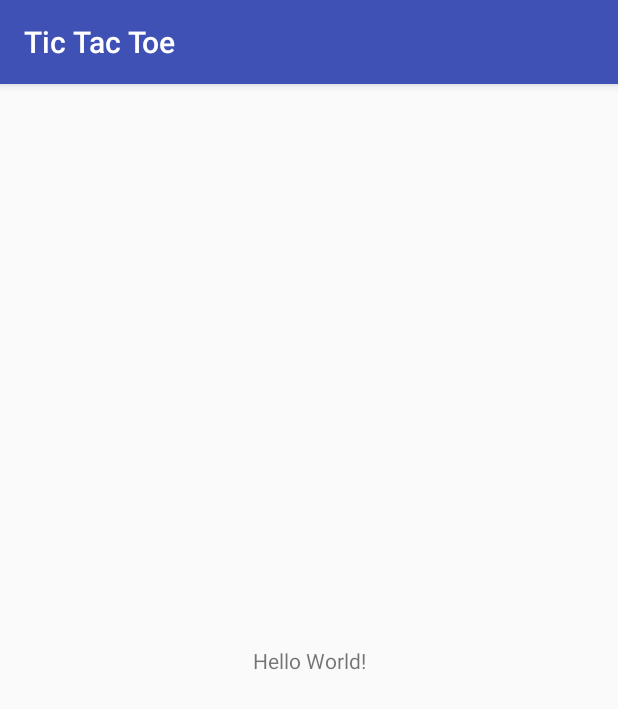
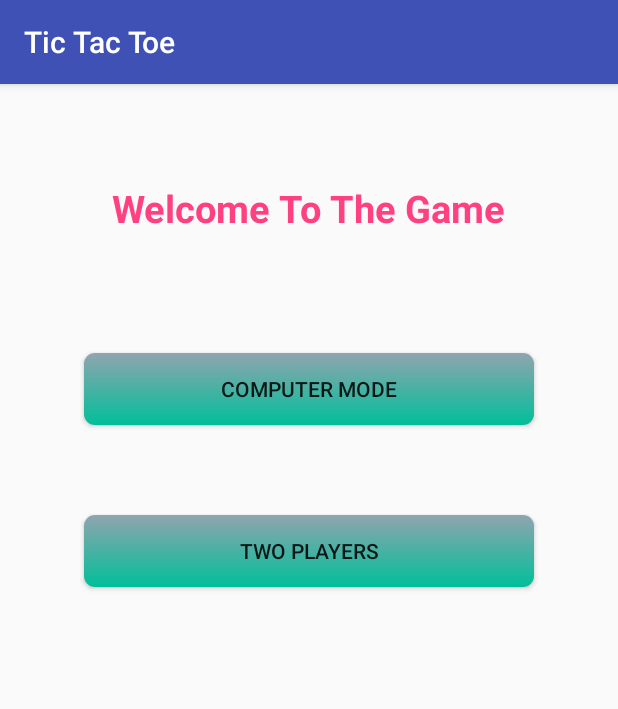
Before and after one commit to Johnsonnyaanga/anndela_tic_tac_toe, an Android app: the screen it shows after launch (MainActivity), on a phone screen of 412 x 824 dp. Shown: the top 709 px of the screen. Run offline under Robolectric (Android 15) with nearby library versions, the phone set to English and light mode, and no system bars.

Commit message:
xml layout for main activity layershape

```diff
--- /dev/null
+++ b/app/src/main/res/drawable/layershape.xml
@@ -0,0 +1,16 @@
+<?xml version="1.0" encoding="utf-8"?>
+<shape xmlns:android="http://schemas.android.com/apk/res/android"
+    android:shape="rectangle"
+    >
+
+    <gradient
+        android:startColor="#90A4AE"
+        android:endColor="#00BF9A"
+        android:angle="270"/>
+
+    <corners
+        android:bottomRightRadius="7dp"
+        android:bottomLeftRadius="7dp"
+        android:topLeftRadius="7dp"
+        android:topRightRadius="7dp"/>
+</shape>
--- a/app/src/main/res/layout/activity_main.xml
+++ b/app/src/main/res/layout/activity_main.xml
@@ -1,6 +1,6 @@
 <?xml version="1.0" encoding="utf-8"?>
-<android.support.constraint.ConstraintLayout xmlns:android="http://schemas.android.com/apk/res/android"
-    xmlns:app="http://schemas.android.com/apk/res-auto"
+
+<RelativeLayout xmlns:android="http://schemas.android.com/apk/res/android"
     xmlns:tools="http://schemas.android.com/tools"
     android:layout_width="match_parent"
     android:layout_height="match_parent"
@@ -9,10 +9,34 @@
     <TextView
         android:layout_width="wrap_content"
         android:layout_height="wrap_content"
-        android:text="Hello World!"
-        app:layout_constraintBottom_toBottomOf="parent"
-        app:layout_constraintLeft_toLeftOf="parent"
-        app:layout_constraintRight_toRightOf="parent"
-        app:layout_constraintTop_toTopOf="parent" />
+        android:layout_alignParentTop="true"
+        android:layout_centerHorizontal="true"
+        android:layout_marginTop="65dp"
+        android:text="Welcome To The Game"
+        android:textAlignment="center"
+        android:textAppearance="@style/Base.TextAppearance.AppCompat.Large.Inverse"
+        android:textSize="25sp"
+        android:textStyle="bold"
+        android:fontFamily="sans-serif"
+        android:textColor="@color/colorAccent"/>
 
-</android.support.constraint.ConstraintLayout>
+    <Button
+        android:id="@+id/computer"
+        android:layout_width="300dp"
+        android:layout_height="wrap_content"
+        android:layout_alignParentTop="true"
+        android:layout_centerHorizontal="true"
+        android:layout_marginTop="179dp"
+        android:background="@drawable/layershape"
+        android:text="@string/computer_mode" />
+
+    <Button
+        android:id="@+id/play"
+        android:layout_width="300dp"
+        android:layout_height="wrap_content"
+        android:layout_below="@+id/computer"
+        android:layout_centerHorizontal="true"
+        android:layout_marginTop="60dp"
+        android:background="@drawable/layershape"
+        android:text="@string/two_players" />
+</RelativeLayout>
--- a/app/src/main/res/values/strings.xml
+++ b/app/src/main/res/values/strings.xml
@@ -1,3 +1,5 @@
 <resources>
     <string name="app_name">Tic Tac Toe</string>
+    <string name="computer_mode">Computer Mode</string>
+    <string name="two_players">Two Players</string>
 </resources>
```
